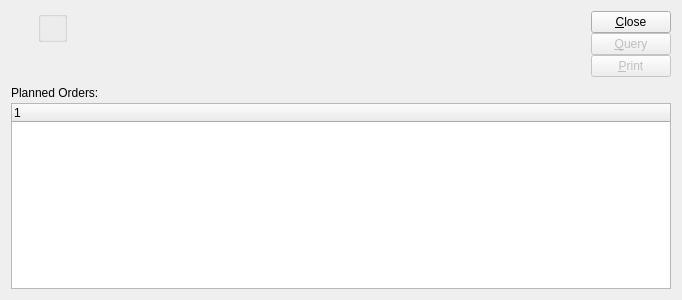
Before: the Qt Designer form xtuple/trunk/guiclient/dspPlannedOrdersByItem.ui in WooodHead/xtuple, drawn with Qt 5.
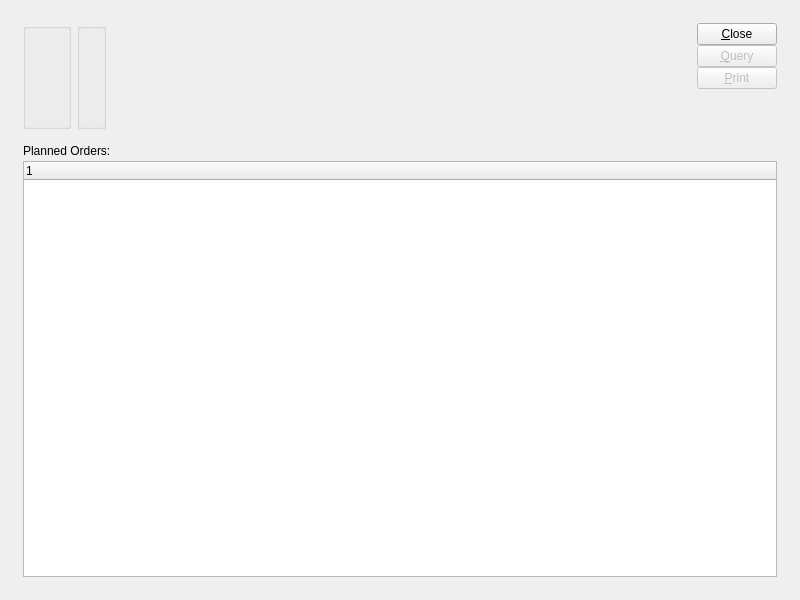
After: the same form once the commit is applied. Custom widgets are drawn as their Qt base class.

What changed in the file:
```diff
--- a/xtuple/trunk/guiclient/dspPlannedOrdersByItem.ui
+++ b/xtuple/trunk/guiclient/dspPlannedOrdersByItem.ui
@@ -13,28 +13,34 @@
    <rect>
     <x>0</x>
     <y>0</y>
-    <width>682</width>
-    <height>300</height>
+    <width>800</width>
+    <height>600</height>
    </rect>
   </property>
   <property name="windowTitle" >
    <string>Planned Orders by Item</string>
   </property>
-   <layout class="QVBoxLayout" >
-    <item>
-     <layout class="QHBoxLayout" >
-      <property name="spacing" >
-       <number>7</number>
-      </property>
-      <item>
-       <layout class="QVBoxLayout" >
+  <layout class="QGridLayout" name="gridLayout_3" >
+   <item row="0" column="0" >
+    <layout class="QGridLayout" name="gridLayout_2" >
+     <property name="margin" >
+      <number>12</number>
+     </property>
         <property name="spacing" >
-         <number>0</number>
-        </property>
+      <number>12</number>
+     </property>
+     <item row="0" column="0" >
+      <layout class="QHBoxLayout" name="horizontalLayout" >
         <item>
+        <widget class="QGroupBox" name="_itemGroup" >
+         <property name="title" >
+          <string/>
+         </property>
+         <layout class="QGridLayout" name="gridLayout" >
+          <item row="0" column="0" >
          <widget class="ItemCluster" name="_item" />
         </item>
-        <item>
+          <item row="1" column="0" >
          <spacer>
           <property name="orientation" >
            <enum>Qt::Vertical</enum>
@@ -42,21 +48,17 @@
           <property name="sizeType" >
            <enum>QSizePolicy::Expanding</enum>
           </property>
-          <property name="sizeHint" >
+            <property name="sizeHint" stdset="0" >
            <size>
             <width>20</width>
-            <height>16</height>
+              <height>0</height>
            </size>
           </property>
          </spacer>
         </item>
        </layout>
-      </item>
-      <item>
-       <layout class="QVBoxLayout" >
-        <property name="spacing" >
-         <number>0</number>
-        </property>
+        </widget>
+       </item>
         <item>
          <widget class="WarehouseGroup" name="_warehouse" >
           <property name="title" >
@@ -65,20 +67,18 @@
          </widget>
         </item>
         <item>
-         <spacer>
+        <spacer name="horizontalSpacer" >
           <property name="orientation" >
-           <enum>Qt::Vertical</enum>
-          </property>
-          <property name="sizeHint" >
+          <enum>Qt::Horizontal</enum>
+         </property>
+         <property name="sizeHint" stdset="0" >
            <size>
-            <width>20</width>
-            <height>18</height>
+           <width>18</width>
+           <height>20</height>
            </size>
           </property>
          </spacer>
         </item>
-       </layout>
-      </item>
       <item>
        <layout class="QHBoxLayout" >
         <property name="spacing" >
@@ -92,7 +92,7 @@
           <property name="sizeType" >
            <enum>QSizePolicy::Expanding</enum>
           </property>
-          <property name="sizeHint" >
+           <property name="sizeHint" stdset="0" >
            <size>
             <width>26</width>
             <height>20</height>
@@ -138,14 +138,27 @@
             </property>
            </widget>
           </item>
-         </layout>
-        </item>
-       </layout>
-      </item>
-     </layout>
-    </item>
     <item>
-     <widget class="QFrame" name="frame" >
+            <spacer name="verticalSpacer" >
+             <property name="orientation" >
+              <enum>Qt::Vertical</enum>
+             </property>
+             <property name="sizeHint" stdset="0" >
+              <size>
+               <width>20</width>
+               <height>40</height>
+              </size>
+             </property>
+            </spacer>
+           </item>
+          </layout>
+         </item>
+        </layout>
+       </item>
+      </layout>
+     </item>
+     <item row="1" column="0" >
+      <widget class="QFrame" name="_frame" >
       <property name="sizePolicy" >
        <sizepolicy vsizetype="Expanding" hsizetype="Preferred" >
         <horstretch>0</horstretch>
@@ -162,16 +175,7 @@
        <property name="spacing" >
         <number>0</number>
        </property>
-       <property name="leftMargin" >
-        <number>0</number>
-       </property>
-       <property name="topMargin" >
-        <number>0</number>
-       </property>
-       <property name="rightMargin" >
-        <number>0</number>
-       </property>
-       <property name="bottomMargin" >
+        <property name="margin" >
         <number>0</number>
        </property>
        <item>
@@ -213,6 +217,8 @@
      </widget>
     </item>
    </layout>
+   </item>
+  </layout>
  </widget>
  <layoutdefault spacing="6" margin="11" />
  <pixmapfunction>qPixmapFromMimeSource</pixmapfunction>
```
Left out of the diff: 5 changed lines with no effect on the pictures. Lines whose indentation alone changed are shown as unchanged.
